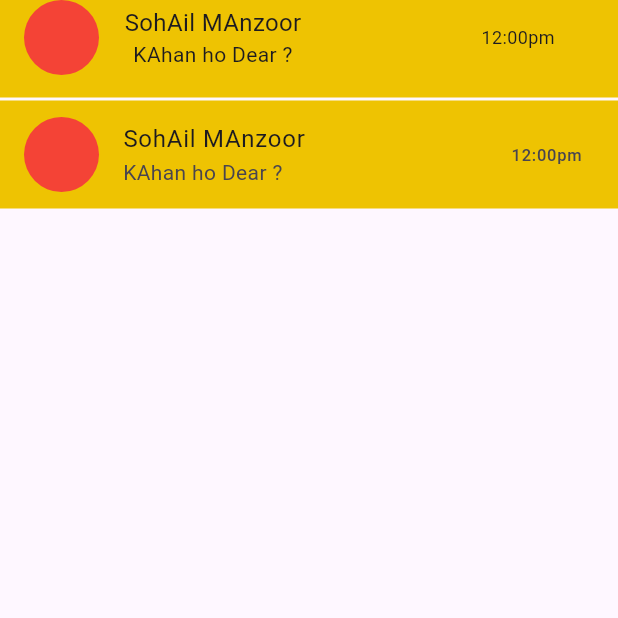
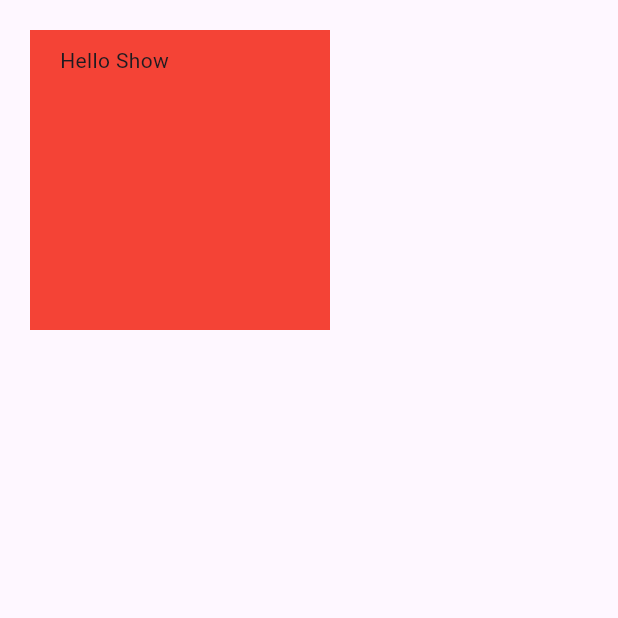
Before and after one commit to SuhAilMAnzoor/third_Safe_area_SizedBox_Making_WhatsApp_Chat_UI_With_ListTile_Make_Custom_Widget_For_WhatsApp_Chat, a Flutter app: the screen it shows after launch, on a phone screen of 412 x 824 dp, the top half of it. Run offline on Flutter 3.47's test engine with Material 3 defaults, Android fonts, the light colour scheme and no system bars.

Commit message:
Margin And Padding Alignment

```diff
--- /dev/null
+++ b/lib/03.three_screen.dart
@@ -0,0 +1,39 @@
+import 'package:flutter/material.dart';
+// in this file we are talking about Margin and Padding
+class ThreeScreen extends StatelessWidget {
+  const ThreeScreen({super.key});
+
+  @override
+  Widget build(BuildContext context) {
+    return Scaffold(
+      body: SafeArea(
+        child: Column(
+          children: [
+            Container(
+              margin: EdgeInsets.only(top: 20,left: 20),
+              // padding: EdgeInsets.all(20),
+              padding: EdgeInsets.only(left: 20, top: 10),
+              color: Colors.red,
+              child: Text("Hello Show",),
+              height: 200,
+              width: 200,
+            ),
+
+
+            // // Using LitTule
+            // ListTile(
+            //   tileColor: Color.fromARGB(255, 238, 195, 2),
+            //   leading: CircleAvatar(
+            //     radius: 25,
+            //     backgroundColor: Colors.red,
+            //   ),
+            //   title: Text("SohAil MAnzoor"),
+            //   subtitle: Text("KAhan ho Dear ?"),
+            //   trailing: Text("12:00pm"),
+            // ),
+          ],
+        ),
+      ),
+    );
+  }
+}
--- a/lib/main.dart
+++ b/lib/main.dart
@@ -1,5 +1,5 @@
 import 'package:flutter/material.dart';
-import 'package:third_custom_ui_custom_stateless_widget/02.second_screen.dart';
+import 'package:third_custom_ui_custom_stateless_widget/03.three_screen.dart';
 
 void main() {
   runApp(const MyApp());
@@ -11,7 +11,7 @@ class MyApp extends StatelessWidget {
   @override
   Widget build(BuildContext context) {
     return const MaterialApp(
-      home: SecondScreen(),
+      home: ThreeScreen(),
     );
   }
 }
```
